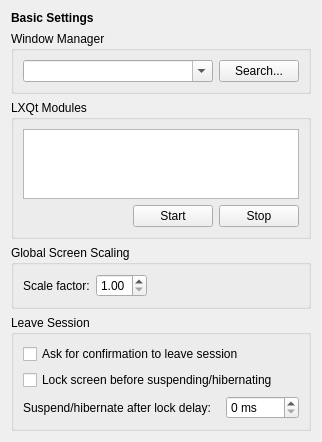
First picture: the form in lxqt-config-session/basicsettings.ui, repository lxqt/lxqt-session, before the edit.
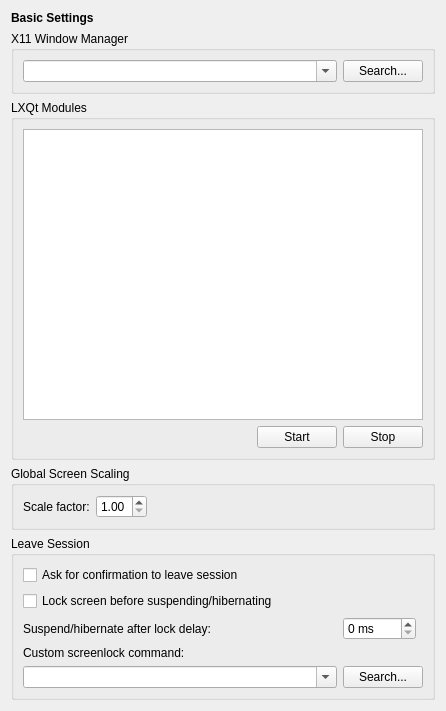
Second picture: the form after the edit.

Commit message: GUI for custom screenlocker on x11

```diff
--- a/lxqt-config-session/basicsettings.ui
+++ b/lxqt-config-session/basicsettings.ui
@@ -6,8 +6,8 @@
    <rect>
     <x>0</x>
     <y>0</y>
-    <width>322</width>
-    <height>380</height>
+    <width>446</width>
+    <height>711</height>
    </rect>
   </property>
   <layout class="QGridLayout" name="gridLayout_3">
@@ -15,7 +15,6 @@
     <widget class="QLabel" name="label">
      <property name="font">
       <font>
-       <weight>75</weight>
        <bold>true</bold>
       </font>
      </property>
@@ -27,7 +26,7 @@
    <item row="1" column="0">
     <widget class="QGroupBox" name="groupBox">
      <property name="title">
-      <string>Window Manager</string>
+      <string>X11 Window Manager</string>
      </property>
      <layout class="QGridLayout" name="gridLayout_2">
       <item row="0" column="0">
@@ -53,7 +52,7 @@
      </layout>
     </widget>
    </item>
-   <item row="2" column="0">
+   <item row="3" column="0">
     <widget class="QGroupBox" name="groupBox_2">
      <property name="title">
       <string>LXQt Modules</string>
@@ -105,7 +104,7 @@
      </layout>
     </widget>
    </item>
-   <item row="3" column="0">
+   <item row="4" column="0">
     <widget class="QGroupBox" name="groupBox_4">
      <property name="title">
       <string>Global Screen Scaling</string>
@@ -143,16 +142,23 @@
      </layout>
     </widget>
    </item>
-   <item row="4" column="0">
+   <item row="5" column="0">
     <widget class="QGroupBox" name="groupBox_3">
      <property name="title">
       <string>Leave Session</string>
      </property>
      <layout class="QGridLayout" name="gridLayout_4">
-      <item row="0" column="0" colspan="2">
-       <widget class="QCheckBox" name="leaveConfirmationCheckBox">
+      <item row="3" column="0">
+       <widget class="QLabel" name="X11LockCommandLabel">
         <property name="text">
-         <string>Ask for confirmation to leave session</string>
+         <string>Custom screenlock command:</string>
+        </property>
+       </widget>
+      </item>
+      <item row="4" column="1">
+       <widget class="QPushButton" name="findX11LockCommandButton">
+        <property name="text">
+         <string>Search...</string>
         </property>
        </widget>
       </item>
@@ -163,6 +169,29 @@
         </property>
        </widget>
       </item>
+      <item row="0" column="0" colspan="2">
+       <widget class="QCheckBox" name="leaveConfirmationCheckBox">
+        <property name="text">
+         <string>Ask for confirmation to leave session</string>
+        </property>
+       </widget>
+      </item>
+      <item row="4" column="0">
+       <widget class="QComboBox" name="x11LockCommandComboBox">
+        <property name="sizePolicy">
+         <sizepolicy hsizetype="MinimumExpanding" vsizetype="Fixed">
+          <horstretch>0</horstretch>
+          <verstretch>0</verstretch>
+         </sizepolicy>
+        </property>
+        <property name="toolTip">
+         <string>If empty "xdg-screensaver lock" is used</string>
+        </property>
+        <property name="editable">
+         <bool>true</bool>
+        </property>
+       </widget>
+      </item>
       <item row="2" column="0">
        <widget class="QLabel" name="powerDelayLabel">
         <property name="text">
```
Left out of the diff: 66 changed lines with no effect on the pictures. The commit also changes 2 other files.
